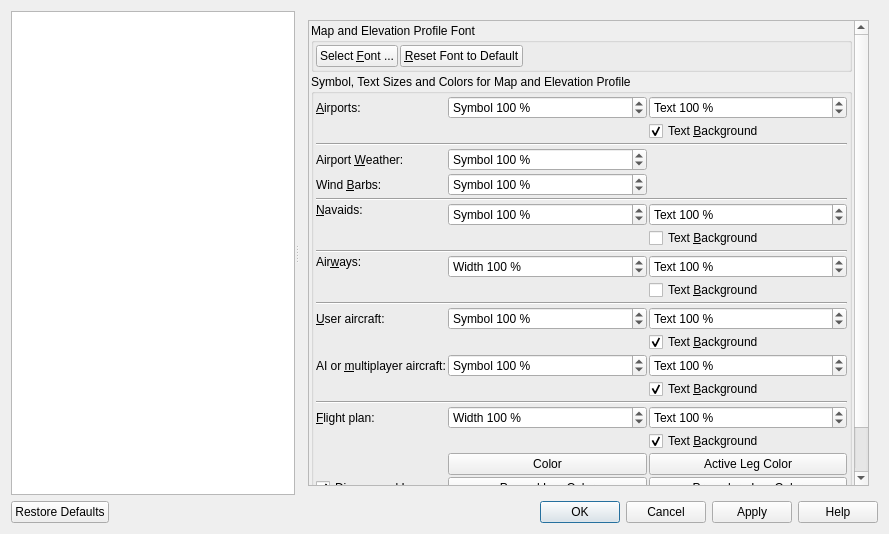
Before: the Qt Designer form src/options/options.ui in albar965/littlenavmap, drawn with Qt 5.
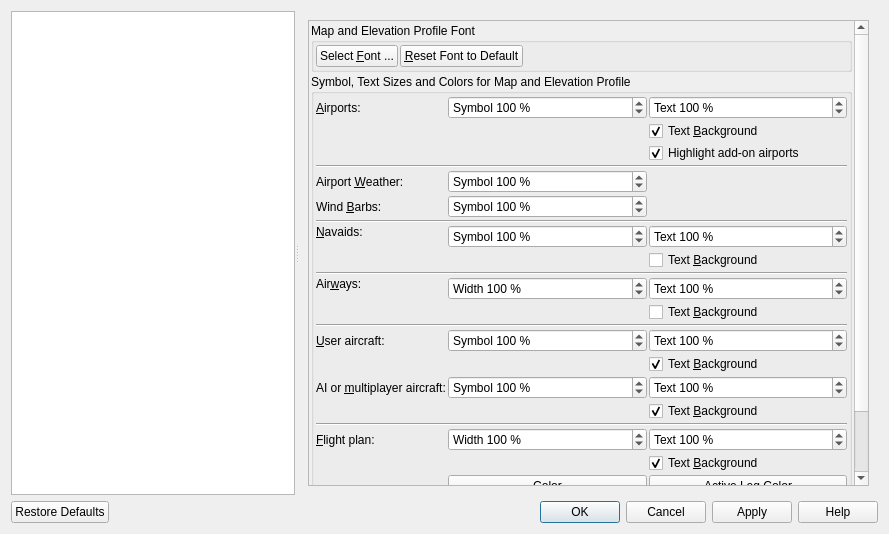
After: the same form once the commit is applied. The open tabs and pages were chosen to show the change.

Commit message: Changed "force addon" airport functionality completely. Now keeping add-ons on map independent of zoom level if selected. Now showing all add-on airports highlighted with a yellow ring. Colors can be adjusted in configuration file. Improved waypoint display. Add-on highlighting can be disabled in options dialog on page "Map Display".

```diff
--- a/src/options/options.ui
+++ b/src/options/options.ui
@@ -1862,7 +1862,7 @@
              <x>0</x>
              <y>0</y>
              <width>572</width>
-             <height>559</height>
+             <height>583</height>
             </rect>
            </property>
            <layout class="QVBoxLayout" name="verticalLayout_20">
@@ -1966,179 +1966,16 @@
                <property name="spacing">
                 <number>2</number>
                </property>
-               <item row="15" column="0">
-                <widget class="QLabel" name="labelOptionsMapSizeAircraftUser">
-                 <property name="text">
-                  <string>&amp;User aircraft:</string>
-                 </property>
-                 <property name="buddy">
-                  <cstring>spinBoxOptionsDisplaySymbolSizeAircraftUser</cstring>
-                 </property>
-                </widget>
-               </item>
-               <item row="29" column="2">
-                <layout class="QHBoxLayout" name="horizontalLayout_4">
-                 <property name="spacing">
-                  <number>2</number>
-                 </property>
-                 <property name="leftMargin">
-                  <number>0</number>
-                 </property>
-                 <item>
-                  <widget class="QPushButton" name="pushButtonOptionsDisplayTrailColor">
-                   <property name="sizePolicy">
-                    <sizepolicy hsizetype="Fixed" vsizetype="Fixed">
-                     <horstretch>0</horstretch>
-                     <verstretch>0</verstretch>
-                    </sizepolicy>
-                   </property>
-                   <property name="toolTip">
-                    <string>Set color for aircraft trail.</string>
-                   </property>
-                   <property name="text">
-                    <string>Color</string>
-                   </property>
-                  </widget>
-                 </item>
-                 <item>
-                  <widget class="QComboBox" name="comboBoxOptionsDisplayTrailType">
-                   <item>
-                    <property name="text">
-                     <string>Dashed</string>
-                    </property>
-                   </item>
-                   <item>
-                    <property name="text">
-                     <string>Dotted</string>
-                    </property>
-                   </item>
-                   <item>
-                    <property name="text">
-                     <string>Solid</string>
-                    </property>
-                   </item>
-                  </widget>
-                 </item>
-                </layout>
-               </item>
-               <item row="17" column="0">
-                <widget class="QLabel" name="labelOptionsMapSizeAircraftAi">
-                 <property name="text">
-                  <string>AI or &amp;multiplayer aircraft:</string>
-                 </property>
-                 <property name="buddy">
-                  <cstring>spinBoxOptionsDisplaySymbolSizeAircraftAi</cstring>
-                 </property>
-                </widget>
-               </item>
-               <item row="10" column="0">
-                <widget class="QLabel" name="labelOptionsMapSizeAirway">
-                 <property name="text">
-                  <string>Air&amp;ways:</string>
-                 </property>
-                 <property name="alignment">
-                  <set>Qt::AlignLeading|Qt::AlignLeft|Qt::AlignTop</set>
-                 </property>
-                 <property name="buddy">
-                  <cstring>spinBoxOptionsDisplaySymbolSizeNavaid</cstring>
-                 </property>
-                </widget>
-               </item>
-               <item row="24" column="1">
-                <widget class="QPushButton" name="pushButtonOptionsDisplayFlightplanPassedColor">
-                 <property name="sizePolicy">
-                  <sizepolicy hsizetype="Expanding" vsizetype="Fixed">
-                   <horstretch>0</horstretch>
-                   <verstretch>0</verstretch>
-                  </sizepolicy>
-                 </property>
+               <item row="30" column="1">
+                <widget class="QSpinBox" name="spinBoxOptionsDisplayThicknessTrail">
                  <property name="toolTip">
-                  <string>Color for passed flight plan legs.
-Enable &quot;Dim passed Legs&quot; to see his color.</string>
-                 </property>
-                 <property name="text">
-                  <string>Passed Leg Color</string>
-                 </property>
-                </widget>
-               </item>
-               <item row="13" column="2">
-                <widget class="QCheckBox" name="checkBoxOptionsMapAirwayText">
-                 <property name="toolTip">
-                  <string>Draw white background for airway text labels</string>
-                 </property>
-                 <property name="text">
-                  <string>Text &amp;Background</string>
-                 </property>
-                </widget>
-               </item>
-               <item row="21" column="2">
-                <widget class="QCheckBox" name="checkBoxOptionsMapFlightplanText">
-                 <property name="toolTip">
-                  <string>Draw bright yellow background for flight plan labels</string>
-                 </property>
-                 <property name="text">
-                  <string>Text &amp;Background</string>
-                 </property>
-                 <property name="checked">
-                  <bool>true</bool>
-                 </property>
-                </widget>
-               </item>
-               <item row="26" column="0" colspan="3">
-                <widget class="Line" name="line_2">
-                 <property name="orientation">
-                  <enum>Qt::Horizontal</enum>
-                 </property>
-                </widget>
-               </item>
-               <item row="7" column="0" rowspan="2">
-                <widget class="QLabel" name="labelOptionsMapSizeNavaid">
-                 <property name="text">
-                  <string>&amp;Navaids:</string>
-                 </property>
-                 <property name="alignment">
-                  <set>Qt::AlignLeading|Qt::AlignLeft|Qt::AlignTop</set>
-                 </property>
-                 <property name="buddy">
-                  <cstring>spinBoxOptionsDisplaySymbolSizeNavaid</cstring>
-                 </property>
-                </widget>
-               </item>
-               <item row="3" column="1">
-                <widget class="QSpinBox" name="spinBoxOptionsDisplaySymbolSizeAirportWeather">
-                 <property name="toolTip">
-                  <string>Size of airport weather symbols</string>
-                 </property>
-                 <property name="suffix">
-                  <string> %</string>
-                 </property>
-                 <property name="prefix">
-                  <string>Symbol </string>
-                 </property>
-                 <property name="minimum">
-                  <number>50</number>
-                 </property>
-                 <property name="maximum">
-                  <number>200</number>
-                 </property>
-                 <property name="singleStep">
-                  <number>10</number>
-                 </property>
-                 <property name="value">
-                  <number>100</number>
-                 </property>
-                </widget>
-               </item>
-               <item row="20" column="2">
-                <widget class="QSpinBox" name="spinBoxOptionsDisplayTextSizeFlightplan">
-                 <property name="toolTip">
                   <string/>
                  </property>
                  <property name="suffix">
                   <string> %</string>
                  </property>
                  <property name="prefix">
-                  <string>Text </string>
+                  <string>Width </string>
                  </property>
                  <property name="minimum">
                   <number>50</number>
@@ -2154,32 +1991,7 @@
                  </property>
                 </widget>
                </item>
-               <item row="0" column="1">
-                <widget class="QSpinBox" name="spinBoxOptionsDisplaySymbolSizeAirport">
-                 <property name="toolTip">
-                  <string/>
-                 </property>
-                 <property name="suffix">
-                  <string> %</string>
-                 </property>
-                 <property name="prefix">
-                  <string>Symbol </string>
-                 </property>
-                 <property name="minimum">
-                  <number>50</number>
-                 </property>
-                 <property name="maximum">
-                  <number>200</number>
-                 </property>
-                 <property name="singleStep">
-                  <number>10</number>
-                 </property>
-                 <property name="value">
-                  <number>100</number>
-                 </property>
-                </widget>
-               </item>
-               <item row="7" column="1">
+               <item row="8" column="1">
                 <widget class="QSpinBox" name="spinBoxOptionsDisplaySymbolSizeNavaid">
                  <property name="toolTip">
                   <string>For VOR, NDB, waypoints, top of climb and top of descent (also for flight plan).
@@ -2205,24 +2017,7 @@
                  </property>
                 </widget>
                </item>
-               <item row="9" column="0" colspan="3">
-                <widget class="Line" name="line_4">
-                 <property name="orientation">
-                  <enum>Qt::Horizontal</enum>
-                 </property>
-                </widget>
-               </item>
-               <item row="20" column="0">
-                <widget class="QLabel" name="labelOptionsMapSizeFlightplan">
-                 <property name="text">
-                  <string>&amp;Flight plan:</string>
-                 </property>
-                 <property name="buddy">
-                  <cstring>spinBoxOptionsDisplayThicknessFlightplan</cstring>
-                 </property>
-                </widget>
-               </item>
-               <item row="10" column="1">
+               <item row="11" column="1">
                 <widget class="QSpinBox" name="spinBoxOptionsDisplayThicknessAirway">
                  <property name="toolTip">
                   <string/>
@@ -2247,30 +2042,7 @@
                  </property>
                 </widget>
                </item>
-               <item row="22" column="2">
-                <widget class="QPushButton" name="pushButtonOptionsDisplayFlightplanActiveColor">
-                 <property name="sizePolicy">
-                  <sizepolicy hsizetype="Expanding" vsizetype="Fixed">
-                   <horstretch>0</horstretch>
-                   <verstretch>0</verstretch>
-                  </sizepolicy>
-                 </property>
-                 <property name="toolTip">
-                  <string>Color for the active flight plan leg</string>
-                 </property>
-                 <property name="text">
-                  <string>Active Leg Color</string>
-                 </property>
-                </widget>
-               </item>
-               <item row="2" column="0" colspan="3">
-                <widget class="Line" name="line_21">
-                 <property name="orientation">
-                  <enum>Qt::Horizontal</enum>
-                 </property>
-                </widget>
-               </item>
-               <item row="17" column="2">
+               <item row="18" column="2">
                 <widget class="QSpinBox" name="spinBoxOptionsDisplayTextSizeAircraftAi">
                  <property name="toolTip">
                   <string/>
@@ -2295,8 +2067,8 @@
                  </property>
                 </widget>
                </item>
-               <item row="10" column="2">
-                <widget class="QSpinBox" name="spinBoxOptionsDisplayTextSizeAirway">
+               <item row="18" column="1">
+                <widget class="QSpinBox" name="spinBoxOptionsDisplaySymbolSizeAircraftAi">
                  <property name="toolTip">
                   <string>For VOR, NDB, ILS,waypoints, airways, top of climb and top of descent (also for flight plan).
 Afftects map and elevation profile.</string>
@@ -2305,7 +2077,7 @@
                   <string> %</string>
                  </property>
                  <property name="prefix">
-                  <string>Text </string>
+                  <string>Symbol </string>
                  </property>
                  <property name="minimum">
                   <number>50</number>
@@ -2322,45 +2094,7 @@
                 </widget>
                </item>
                <item row="16" column="2">
-                <widget class="QCheckBox" name="checkBoxOptionsMapUserAircraftText">
-                 <property name="toolTip">
-                  <string>Draw white background for user aircraft text labels</string>
-                 </property>
-                 <property name="text">
-                  <string>Text &amp;Background</string>
-                 </property>
-                 <property name="checked">
-                  <bool>true</bool>
-                 </property>
-                </widget>
-               </item>
-               <item row="29" column="1">
-                <widget class="QSpinBox" name="spinBoxOptionsDisplayThicknessTrail">
-                 <property name="toolTip">
-                  <string/>
-                 </property>
-                 <property name="suffix">
-                  <string> %</string>
-                 </property>
-                 <property name="prefix">
-                  <string>Width </string>
-                 </property>
-                 <property name="minimum">
-                  <number>50</number>
-                 </property>
-                 <property name="maximum">
-                  <number>200</number>
-                 </property>
-                 <property name="singleStep">
-                  <number>10</number>
-                 </property>
-                 <property name="value">
-                  <number>100</number>
-                 </property>
-                </widget>
-               </item>
-               <item row="0" column="2">
-                <widget class="QSpinBox" name="spinBoxOptionsDisplayTextSizeAirport">
+                <widget class="QSpinBox" name="spinBoxOptionsDisplayTextSizeAircraftUser">
                  <property name="toolTip">
                   <string/>
                  </property>
@@ -2384,52 +2118,14 @@
                  </property>
                 </widget>
                </item>
-               <item row="1" column="2">
-                <widget class="QCheckBox" name="checkBoxOptionsMapAirportText">
-                 <property name="toolTip">
-                  <string>Draw white background for airport labels</string>
-                 </property>
-                 <property name="text">
-                  <string>Text &amp;Background</string>
-                 </property>
-                 <property name="checked">
-                  <bool>true</bool>
-                 </property>
-                </widget>
-               </item>
-               <item row="6" column="0" colspan="3">
+               <item row="7" column="0" colspan="3">
                 <widget class="Line" name="line_5">
                  <property name="orientation">
                   <enum>Qt::Horizontal</enum>
                  </property>
                 </widget>
                </item>
-               <item row="17" column="1">
-                <widget class="QSpinBox" name="spinBoxOptionsDisplaySymbolSizeAircraftAi">
-                 <property name="toolTip">
-                  <string/>
-                 </property>
-                 <property name="suffix">
-                  <string> %</string>
-                 </property>
-                 <property name="prefix">
-                  <string>Symbol </string>
-                 </property>
-                 <property name="minimum">
-                  <number>50</number>
-                 </property>
-                 <property name="maximum">
-                  <number>200</number>
-                 </property>
-                 <property name="singleStep">
-                  <number>10</number>
-                 </property>
-                 <property name="value">
-                  <number>100</number>
-                 </property>
-                </widget>
-               </item>
-               <item row="4" column="0">
+               <item row="5" column="0">
                 <widget class="QLabel" name="labelOptionsMapSizeAirportWindBarbs">
                  <property name="text">
                   <string>Wind &amp;Barbs:</string>
@@ -2439,7 +2135,7 @@
                  </property>
                 </widget>
                </item>
-               <item row="8" column="2">
+               <item row="9" column="2">
                 <widget class="QCheckBox" name="checkBoxOptionsMapNavaidText">
                  <property name="toolTip">
                   <string>Draw white background for navaid labels</string>
@@ -2449,8 +2145,49 @@
                  </property>
                 </widget>
                </item>
-               <item row="7" column="2">
-                <widget class="QSpinBox" name="spinBoxOptionsDisplayTextSizeNavaid">
+               <item row="25" column="2">
+                <widget class="QPushButton" name="pushButtonOptionsDisplayFlightplanProcedureColor">
+                 <property name="sizePolicy">
+                  <sizepolicy hsizetype="Expanding" vsizetype="Fixed">
+                   <horstretch>0</horstretch>
+                   <verstretch>0</verstretch>
+                  </sizepolicy>
+                 </property>
+                 <property name="toolTip">
+                  <string>Color for the procedure legs of a flight plan</string>
+                 </property>
+                 <property name="text">
+                  <string>Procedure Leg Color</string>
+                 </property>
+                </widget>
+               </item>
+               <item row="5" column="1">
+                <widget class="QSpinBox" name="spinBoxOptionsDisplaySymbolSizeWindBarbs">
+                 <property name="toolTip">
+                  <string>Size of high altitude wind barbs</string>
+                 </property>
+                 <property name="suffix">
+                  <string> %</string>
+                 </property>
+                 <property name="prefix">
+                  <string>Symbol </string>
+                 </property>
+                 <property name="minimum">
+                  <number>50</number>
+                 </property>
+                 <property name="maximum">
+                  <number>200</number>
+                 </property>
+                 <property name="singleStep">
+                  <number>10</number>
+                 </property>
+                 <property name="value">
+                  <number>100</number>
+                 </property>
+                </widget>
+               </item>
+               <item row="11" column="2">
+                <widget class="QSpinBox" name="spinBoxOptionsDisplayTextSizeAirway">
                  <property name="toolTip">
                   <string>For VOR, NDB, ILS,waypoints, airways, top of climb and top of descent (also for flight plan).
 Afftects map and elevation profile.</string>
@@ -2475,38 +2212,10 @@
                  </property>
                 </widget>
                </item>
-               <item row="3" column="0">
-                <widget class="QLabel" name="labelOptionsMapSizeAirportWeather">
-                 <property name="text">
-                  <string>Airport &amp;Weather:</string>
-                 </property>
-                 <property name="buddy">
-                  <cstring>spinBoxOptionsDisplaySymbolSizeAirportWeather</cstring>
-                 </property>
-                </widget>
-               </item>
-               <item row="20" column="1">
-                <widget class="QSpinBox" name="spinBoxOptionsDisplayThicknessFlightplan">
-                 <property name="toolTip">
-                  <string/>
-                 </property>
-                 <property name="suffix">
-                  <string> %</string>
-                 </property>
-                 <property name="prefix">
-                  <string>Width </string>
-                 </property>
-                 <property name="minimum">
-                  <number>50</number>
-                 </property>
-                 <property name="maximum">
-                  <number>200</number>
-                 </property>
-                 <property name="singleStep">
-                  <number>10</number>
-                 </property>
-                 <property name="value">
-                  <number>100</number>
+               <item row="10" column="0" colspan="3">
+                <widget class="Line" name="line_4">
+                 <property name="orientation">
+                  <enum>Qt::Horizontal</enum>
                  </property>
                 </widget>
                </item>
@@ -2520,15 +2229,188 @@
                  </property>
                 </widget>
                </item>
-               <item row="19" column="0" colspan="3">
+               <item row="21" column="1">
+                <widget class="QSpinBox" name="spinBoxOptionsDisplayThicknessFlightplan">
+                 <property name="toolTip">
+                  <string/>
+                 </property>
+                 <property name="suffix">
+                  <string> %</string>
+                 </property>
+                 <property name="prefix">
+                  <string>Width </string>
+                 </property>
+                 <property name="minimum">
+                  <number>50</number>
+                 </property>
+                 <property name="maximum">
+                  <number>200</number>
+                 </property>
+                 <property name="singleStep">
+                  <number>10</number>
+                 </property>
+                 <property name="value">
+                  <number>100</number>
+                 </property>
+                </widget>
+               </item>
+               <item row="16" column="1">
+                <widget class="QSpinBox" name="spinBoxOptionsDisplaySymbolSizeAircraftUser">
+                 <property name="toolTip">
+                  <string/>
+                 </property>
+                 <property name="suffix">
+                  <string> %</string>
+                 </property>
+                 <property name="prefix">
+                  <string>Symbol </string>
+                 </property>
+                 <property name="minimum">
+                  <number>50</number>
+                 </property>
+                 <property name="maximum">
+                  <number>200</number>
+                 </property>
+                 <property name="singleStep">
+                  <number>10</number>
+                 </property>
+                 <property name="value">
+                  <number>100</number>
+                 </property>
+                </widget>
+               </item>
+               <item row="11" column="0">
+                <widget class="QLabel" name="labelOptionsMapSizeAirway">
+                 <property name="text">
+                  <string>Air&amp;ways:</string>
+                 </property>
+                 <property name="alignment">
+                  <set>Qt::AlignLeading|Qt::AlignLeft|Qt::AlignTop</set>
+                 </property>
+                 <property name="buddy">
+                  <cstring>spinBoxOptionsDisplaySymbolSizeNavaid</cstring>
+                 </property>
+                </widget>
+               </item>
+               <item row="20" column="0" colspan="3">
                 <widget class="Line" name="line">
                  <property name="orientation">
                   <enum>Qt::Horizontal</enum>
                  </property>
                 </widget>
                </item>
+               <item row="8" column="0" rowspan="2">
+                <widget class="QLabel" name="labelOptionsMapSizeNavaid">
+                 <property name="text">
+                  <string>&amp;Navaids:</string>
+                 </property>
+                 <property name="alignment">
+                  <set>Qt::AlignLeading|Qt::AlignLeft|Qt::AlignTop</set>
+                 </property>
+                 <property name="buddy">
+                  <cstring>spinBoxOptionsDisplaySymbolSizeNavaid</cstring>
+                 </property>
+                </widget>
+               </item>
+               <item row="25" column="1">
+                <widget class="QPushButton" name="pushButtonOptionsDisplayFlightplanPassedColor">
+                 <property name="sizePolicy">
+                  <sizepolicy hsizetype="Expanding" vsizetype="Fixed">
+                   <horstretch>0</horstretch>
+                   <verstretch>0</verstretch>
+                  </sizepolicy>
+                 </property>
+                 <property name="toolTip">
+                  <string>Color for passed flight plan legs.
+Enable &quot;Dim passed Legs&quot; to see his color.</string>
+                 </property>
+                 <property name="text">
+                  <string>Passed Leg Color</string>
+                 </property>
+                </widget>
+               </item>
+               <item row="21" column="0">
+                <widget class="QLabel" name="labelOptionsMapSizeFlightplan">
+                 <property name="text">
+                  <string>&amp;Flight plan:</string>
+                 </property>
+                 <property name="buddy">
+                  <cstring>spinBoxOptionsDisplayThicknessFlightplan</cstring>
+                 </property>
+                </widget>
+               </item>
+               <item row="0" column="2">
+                <widget class="QSpinBox" name="spinBoxOptionsDisplayTextSizeAirport">
+                 <property name="toolTip">
+                  <string/>
+                 </property>
+                 <property name="suffix">
+                  <string> %</string>
+                 </property>
+                 <property name="prefix">
+                  <string>Text </string>
+                 </property>
+                 <property name="minimum">
+                  <number>50</number>
+                 </property>
+                 <property name="maximum">
+                  <number>200</number>
+                 </property>
+                 <property name="singleStep">
+                  <number>10</number>
+                 </property>
+                 <property name="value">
+                  <number>100</number>
+                 </property>
+                </widget>
+               </item>
+               <item row="1" column="2">
+                <widget class="QCheckBox" name="checkBoxOptionsMapAirportText">
+                 <property name="toolTip">
+                  <string>Draw white background for airport labels</string>
+                 </property>
+                 <property name="text">
+                  <string>Text &amp;Background</string>
+                 </property>
+                 <property name="checked">
+                  <bool>true</bool>
+                 </property>
+                </widget>
+               </item>
+               <item row="21" column="2">
+                <widget class="QSpinBox" name="spinBoxOptionsDisplayTextSizeFlightplan">
+                 <property name="toolTip">
+                  <string/>
+                 </property>
+                 <property name="suffix">
+                  <string> %</string>
+                 </property>
+                 <property name="prefix">
+                  <string>Text </string>
+                 </property>
+                 <property name="minimum">
+                  <number>50</number>
+                 </property>
+                 <property name="maximum">
+                  <number>200</number>
+                 </property>
+                 <property name="singleStep">
+                  <number>10</number>
+                 </property>
+                 <property name="value">
+                  <number>100</number>
+                 </property>
+                </widget>
+               </item>
+               <item row="3" column="0" colspan="3">
+                <widget class="Line" name="line_21">
+                 <property name="orientation">
+                  <enum>Qt::Horizontal</enum>
+                 </property>
+                </widget>
+               </item>
                <item row="4" column="1">
-                <widget class="QSpinBox" name="spinBoxOptionsDisplaySymbolSizeWindBarbs">
+                <widget class="QSpinBox" name="spinBoxOptionsDisplaySymbolSizeAirportWeather">
                  <property name="toolTip">
                   <string>Size of high altitude wind barbs</string>
                  </property>
@@ -2552,17 +2434,7 @@
                  </property>
                 </widget>
                </item>
-               <item row="29" column="0">
-                <widget class="QLabel" name="labelOptionsMapSizeTrail">
-                 <property name="text">
-                  <string>User aircraft &amp;trail:</string>
-                 </property>
-                 <property name="buddy">
-                  <cstring>spinBoxOptionsDisplayThicknessTrail</cstring>
-                 </property>
-                </widget>
-               </item>
-               <item row="24" column="0">
+               <item row="25" column="0">
                 <widget class="QCheckBox" name="checkBoxOptionsMapFlightplanDimPassed">
                  <property name="toolTip">
                   <string>Draw already flown legs in a different color and hide waypoint texts to unclutter the map.
@@ -2576,31 +2448,103 @@
                  </property>
                 </widget>
                </item>
-               <item row="24" column="2">
-                <widget class="QPushButton" name="pushButtonOptionsDisplayFlightplanProcedureColor">
-                 <property name="sizePolicy">
-                  <sizepolicy hsizetype="Expanding" vsizetype="Fixed">
-                   <horstretch>0</horstretch>
-                   <verstretch>0</verstretch>
-                  </sizepolicy>
+               <item row="16" column="0">
+                <widget class="QLabel" name="labelOptionsMapSizeAircraftUser">
+                 <property name="text">
+                  <string>&amp;User aircraft:</string>
                  </property>
+                 <property name="buddy">
+                  <cstring>spinBoxOptionsDisplaySymbolSizeAircraftUser</cstring>
+                 </property>
+                </widget>
+               </item>
+               <item row="8" column="2">
+                <widget class="QSpinBox" name="spinBoxOptionsDisplayTextSizeNavaid">
                  <property name="toolTip">
                   <string>Color for the procedure legs of a flight plan</string>
                  </property>
+                 <property name="suffix">
+                  <string> %</string>
+                 </property>
+                 <property name="prefix">
+                  <string>Text </string>
+                 </property>
+                 <property name="minimum">
+                  <number>50</number>
+                 </property>
+                 <property name="maximum">
+                  <number>200</number>
+                 </property>
+                 <property name="singleStep">
+                  <number>10</number>
+                 </property>
+                 <property name="value">
+                  <number>100</number>
+                 </property>
+                </widget>
+               </item>
+               <item row="14" column="2">
+                <widget class="QCheckBox" name="checkBoxOptionsMapAirwayText">
+                 <property name="toolTip">
+                  <string>Draw white background for airway text labels</string>
+                 </property>
                  <property name="text">
-                  <string>Procedure Leg Color</string>
+                  <string>Text &amp;Background</string>
                  </property>
                 </widget>
                </item>
-               <item row="14" column="0" colspan="3">
+               <item row="27" column="0" colspan="3">
+                <widget class="Line" name="line_2">
+                 <property name="orientation">
+                  <enum>Qt::Horizontal</enum>
+                 </property>
+                </widget>
+               </item>
+               <item row="15" column="0" colspan="3">
                 <widget class="Line" name="line_20">
                  <property name="orientation">
                   <enum>Qt::Horizontal</enum>
                  </property>
                 </widget>
                </item>
-               <item row="15" column="1">
-                <widget class="QSpinBox" name="spinBoxOptionsDisplaySymbolSizeAircraftUser">
+               <item row="23" column="2">
+                <widget class="QPushButton" name="pushButtonOptionsDisplayFlightplanActiveColor">
+                 <property name="sizePolicy">
+                  <sizepolicy hsizetype="Expanding" vsizetype="Fixed">
+                   <horstretch>0</horstretch>
+                   <verstretch>0</verstretch>
+                  </sizepolicy>
+                 </property>
+                 <property name="toolTip">
+                  <string>Color for the active flight plan leg</string>
+                 </property>
+                 <property name="text">
+                  <string>Active Leg Color</string>
+                 </property>
+                </widget>
+               </item>
+               <item row="4" column="0">
+                <widget class="QLabel" name="labelOptionsMapSizeAirportWeather">
+                 <property name="text">
+                  <string>Airport &amp;Weather:</string>
+                 </property>
+                 <property name="buddy">
+                  <cstring>spinBoxOptionsDisplaySymbolSizeAirportWeather</cstring>
+                 </property>
+                </widget>
+               </item>
+               <item row="18" column="0">
+                <widget class="QLabel" name="labelOptionsMapSizeAircraftAi">
+                 <property name="text">
+                  <string>AI or &amp;multiplayer aircraft:</string>
+                 </property>
+                 <property name="buddy">
+                  <cstring>spinBoxOptionsDisplaySymbolSizeAircraftAi</cstring>
+                 </property>
+                </widget>
+               </item>
+               <item row="0" column="1">
+                <widget class="QSpinBox" name="spinBoxOptionsDisplaySymbolSizeAirport">
                  <property name="toolTip">
                   <string/>
                  </property>
@@ -2624,7 +2568,65 @@
                  </property>
                 </widget>
                </item>
-               <item row="22" column="1">
+               <item row="30" column="2">
+                <layout class="QHBoxLayout" name="horizontalLayout_4">
+                 <property name="spacing">
+                  <number>2</number>
+                 </property>
+                 <property name="leftMargin">
+                  <number>0</number>
+                 </property>
+                 <item>
+                  <widget class="QPushButton" name="pushButtonOptionsDisplayTrailColor">
+                   <property name="sizePolicy">
+                    <sizepolicy hsizetype="Fixed" vsizetype="Fixed">
+                     <horstretch>0</horstretch>
+                     <verstretch>0</verstretch>
+                    </sizepolicy>
+                   </property>
+                   <property name="toolTip">
+                    <string>Set color for aircraft trail.</string>
+                   </property>
+                   <property name="text">
+                    <string>Color</string>
+                   </property>
+                  </widget>
+                 </item>
+                 <item>
+                  <widget class="QComboBox" name="comboBoxOptionsDisplayTrailType">
+                   <item>
+                    <property name="text">
+                     <string>Dashed</string>
+                    </property>
+                   </item>
+                   <item>
+                    <property name="text">
+                     <string>Dotted</string>
+                    </property>
+                   </item>
+                   <item>
+                    <property name="text">
+                     <string>Solid</string>
+                    </property>
+                   </item>
+                  </widget>
+                 </item>
+                </layout>
+               </item>
+               <item row="17" column="2">
+                <widget class="QCheckBox" name="checkBoxOptionsMapUserAircraftText">
+                 <property name="toolTip">
+                  <string>Draw white background for user aircraft text labels</string>
+                 </property>
+                 <property name="text">
+                  <string>Text &amp;Background</string>
+                 </property>
+                 <property name="checked">
+                  <bool>true</bool>
+                 </property>
+                </widget>
+               </item>
+               <item row="23" column="1">
                 <widget class="QPushButton" name="pushButtonOptionsDisplayFlightplanColor">
                  <property name="sizePolicy">
                   <sizepolicy hsizetype="Expanding" vsizetype="Fixed">
@@ -2640,32 +2642,7 @@
                  </property>
                 </widget>
                </item>
-               <item row="15" column="2">
-                <widget class="QSpinBox" name="spinBoxOptionsDisplayTextSizeAircraftUser">
-                 <property name="toolTip">
-                  <string/>
-                 </property>
-                 <property name="suffix">
-                  <string> %</string>
-                 </property>
-                 <property name="prefix">
-                  <string>Text </string>
-                 </property>
-                 <property name="minimum">
-                  <number>50</number>
-                 </property>
-                 <property name="maximum">
-                  <number>200</number>
-                 </property>
-                 <property name="singleStep">
-                  <number>10</number>
-                 </property>
-                 <property name="value">
-                  <number>100</number>
-                 </property>
-                </widget>
-               </item>
-               <item row="18" column="2">
+               <item row="19" column="2">
                 <widget class="QCheckBox" name="checkBoxOptionsMapAiAircraftText">
                  <property name="toolTip">
                   <string>Draw white background for AI and multiplayer aircraft labels</string>
@@ -2678,6 +2655,42 @@
                  </property>
                 </widget>
                </item>
+               <item row="30" column="0">
+                <widget class="QLabel" name="labelOptionsMapSizeTrail">
+                 <property name="text">
+                  <string>User aircraft &amp;trail:</string>
+                 </property>
+                 <property name="buddy">
+                  <cstring>spinBoxOptionsDisplayThicknessTrail</cstring>
+                 </property>
+                </widget>
+               </item>
+               <item row="22" column="2">
+                <widget class="QCheckBox" name="checkBoxOptionsMapFlightplanText">
+                 <property name="toolTip">
+                  <string>Draw bright yellow background for flight plan labels</string>
+                 </property>
+                 <property name="text">
+                  <string>Text &amp;Background</string>
+                 </property>
+                 <property name="checked">
+                  <bool>true</bool>
+                 </property>
+                </widget>
+               </item>
+               <item row="2" column="2">
+                <widget class="QCheckBox" name="checkBoxOptionsMapAirportAddon">
+                 <property name="toolTip">
+                  <string>Draw yellow circle around add-on airport symbols</string>
+                 </property>
+                 <property name="text">
+                  <string>Highlight add-on airports</string>
+                 </property>
+                 <property name="checked">
+                  <bool>true</bool>
+                 </property>
+                </widget>
+               </item>
               </layout>
              </widget>
             </item>
```
Left out of the diff: 23 changed lines with no effect on the pictures. The commit also changes 21 other files.
